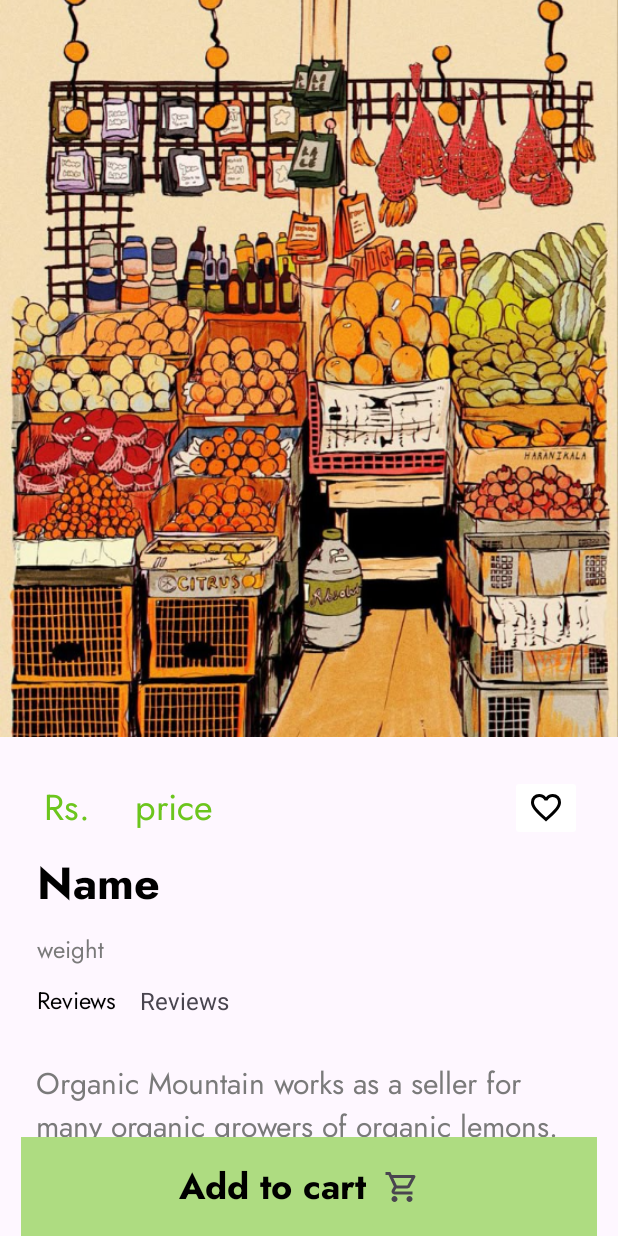
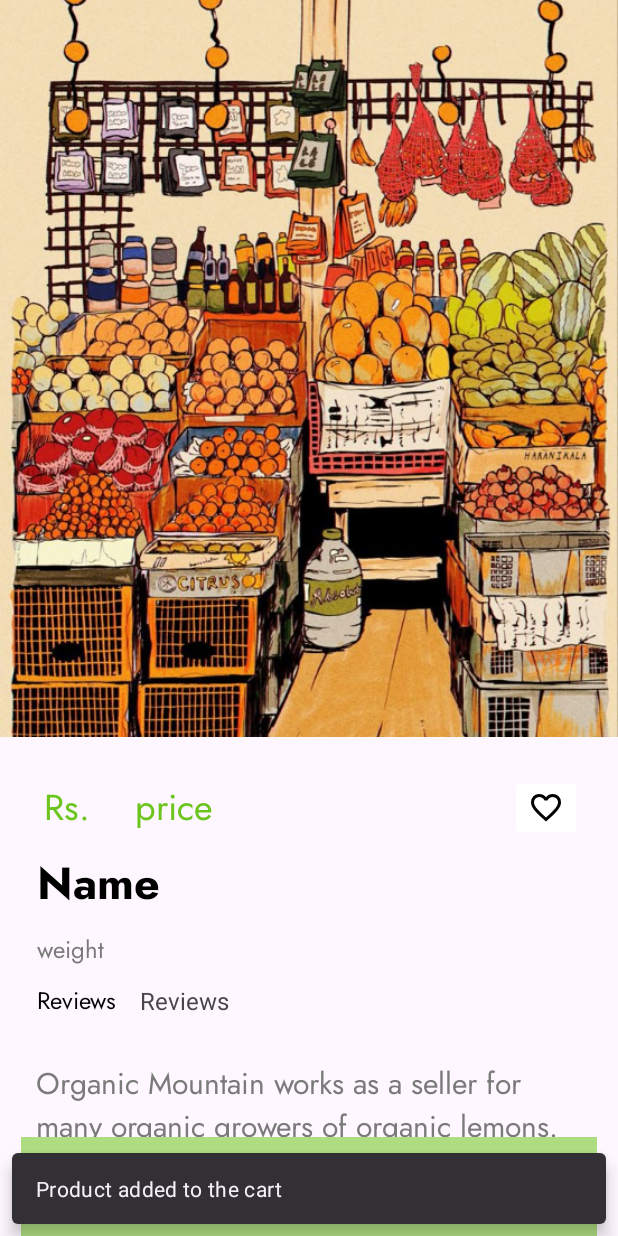
Before and after one commit to IshaTanveer/grocery, an Android app: the ProductDetailActivity screen opened directly, with no data from a screen before it, after a tap on "Add to cart", on a phone screen of 412 x 824 dp. Run offline under Robolectric (Android 15) with nearby library versions, the light colour scheme and no system bars; our stand-ins replace Firebase (no records; nobody signed in at launch, a user with empty details on screens opened directly); pictures from the network do not load; 3 statements that could not run were skipped.

Commit message:
add to cart function

```diff
--- a/app/src/main/java/com/grocery/groceryhub/ProductDetailActivity.kt
+++ b/app/src/main/java/com/grocery/groceryhub/ProductDetailActivity.kt
@@ -2,12 +2,14 @@ package com.grocery.groceryhub
 
 import android.os.Bundle
 import android.util.Log
+import android.view.View
 import android.widget.Toast
 import androidx.activity.enableEdgeToEdge
 import androidx.appcompat.app.AppCompatActivity
 import androidx.core.view.ViewCompat
 import androidx.core.view.WindowInsetsCompat
 import com.bumptech.glide.Glide
+import com.google.android.material.snackbar.Snackbar
 import com.google.firebase.Firebase
 import com.google.firebase.auth.FirebaseAuth
 import com.google.firebase.auth.auth
@@ -24,6 +26,7 @@ class ProductDetailActivity : AppCompatActivity() {
     private  var productQuantity: Int? = 0
     private  var myQuantity: Int? = 1
     lateinit var product: Product
+    private var productId: String? = null
 
     override fun onCreate(savedInstanceState: Bundle?) {
         super.onCreate(savedInstanceState)
@@ -37,8 +40,8 @@ class ProductDetailActivity : AppCompatActivity() {
             insets
         }
 
-        val productId:String = intent.getStringExtra("productId").toString()
-        fetchProductData(productId)
+        productId = intent.getStringExtra("productId").toString()
+        fetchProductData(productId!!)
         changeQuantity()
         addToCart()
 
@@ -49,11 +52,52 @@ class ProductDetailActivity : AppCompatActivity() {
         binding.addToCart.setOnClickListener{
             databaseRef = FirebaseDatabase.getInstance("https://groceryhub1-default-rtdb.asia-southeast1.firebasedatabase.app")
                 .getReference("carts").child(userId!!).child("items")
+            databaseRef.orderByChild("id").equalTo(productId)
+                .addListenerForSingleValueEvent(object: ValueEventListener{
+                    override fun onDataChange(snapshot: DataSnapshot) {
+                        if(snapshot.exists()){
+                            Snackbar.make(binding.main, "Product already in cart", Snackbar.LENGTH_SHORT)
+                                .show()
+                        }
+                        else{
+                            val Id = databaseRef.push().key
+                            if (Id != null) {
+                                databaseRef.child(Id).setValue(product)
+                                    .addOnSuccessListener {
+                                        Snackbar.make(binding.main, "Product added to the cart", Snackbar.LENGTH_SHORT)
+                                            .show()
+                                    }
+                                    .addOnFailureListener{
+                                        Snackbar.make(binding.main, "Error", Snackbar.LENGTH_SHORT)
+                                            .show()
+                                    }
+                            }
+                        }
+                    }
+
+                    override fun onCancelled(error: DatabaseError) {
+                        TODO("Not yet implemented")
+                    }
+
+                })
+        }
+
+    }
+
+    private fun searchProductInCart() {
+
+    }
+
+    /*private fun addToCart() {
+        val userId = FirebaseAuth.getInstance().currentUser?.uid
+        binding.addToCart.setOnClickListener{
+            databaseRef = FirebaseDatabase.getInstance("https://groceryhub1-default-rtdb.asia-southeast1.firebasedatabase.app")
+                .getReference("carts").child(userId!!).child("items")
             val productId = databaseRef.push().key
             if (productId != null) {
                 databaseRef.child(productId).setValue(product)
                     .addOnSuccessListener {
-                        Toast.makeText(this, "Product added to cart", Toast.LENGTH_SHORT).show()
+                        Toast.makeText(this, product.id, Toast.LENGTH_SHORT).show()
                     }
                     .addOnFailureListener{
                         Toast.makeText(this, "Error", Toast.LENGTH_SHORT).show()
@@ -61,7 +105,7 @@ class ProductDetailActivity : AppCompatActivity() {
             }
         }
 
-    }
+    }*/
 
     private fun changeQuantity() {
         binding.increaseQuantity.setOnClickListener{
@@ -85,6 +129,7 @@ class ProductDetailActivity : AppCompatActivity() {
             override fun onDataChange(snapshot: DataSnapshot) {
                 if(snapshot.exists()){
                     product = snapshot.getValue(Product::class.java)!!
+                    product.id = productId
                     setData(product)
                     Log.d("Product", "Name: ${product.name}")
                 }
--- a/app/src/main/java/com/grocery/groceryhub/ProductsRVAdapter.kt
+++ b/app/src/main/java/com/grocery/groceryhub/ProductsRVAdapter.kt
@@ -38,6 +38,7 @@ class ProductsRVAdapter(
             .into(holder.binding.productPhoto)
 
         holder.binding.productPhoto.setOnClickListener{
+            Toast.makeText(context, product[position].id, Toast.LENGTH_SHORT).show()
             val intent = Intent(context, ProductDetailActivity::class.java)
             intent.putExtra("productId", product[position].id)
             context.startActivity(intent)
```
